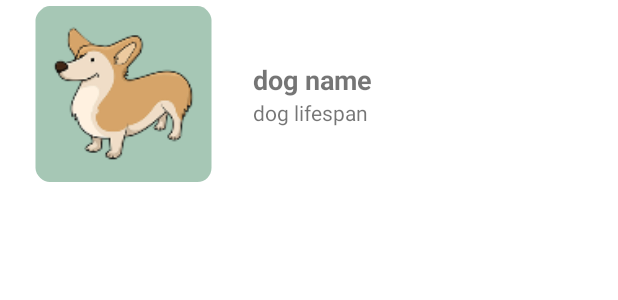
After one commit to leoyunxi/jetpack_dogs_app, an Android app: the layout dog_item.xml on its own in the app's theme, with its tools: preview values and no code run, on a phone screen of 412 x 824 dp. The commit adds this screen. Shown: the top 300 px of the screen. Run offline under Robolectric (Android 15) with nearby library versions, the phone set to English and light mode, and no system bars.

Commit message:
LinearLayout

```diff
--- /dev/null
+++ b/app/src/main/res/layout/dog_item.xml
@@ -0,0 +1,36 @@
+<?xml version="1.0" encoding="utf-8"?>
+<LinearLayout xmlns:android="http://schemas.android.com/apk/res/android"
+    xmlns:app="http://schemas.android.com/apk/res-auto"
+    android:layout_width="match_parent"
+    android:layout_height="125dp">
+
+    <ImageView
+        android:layout_width="0dp"
+        android:layout_height="match_parent"
+        android:layout_weight="2"
+        android:padding="4dp"
+        app:srcCompat="@mipmap/ic_launcher_dog" />
+
+    <LinearLayout
+        android:layout_width="0dp"
+        android:layout_height="match_parent"
+        android:layout_weight="3"
+        android:gravity="center_vertical"
+        android:orientation="vertical"
+        android:padding="4dp">
+
+        <TextView
+            android:id="@+id/name"
+            style="@style/title"
+            android:layout_width="wrap_content"
+            android:layout_height="wrap_content"
+            android:text="dog name" />
+
+        <TextView
+            android:id="@+id/lifespan"
+            style="@style/text"
+            android:layout_width="wrap_content"
+            android:layout_height="wrap_content"
+            android:text="dog lifespan" />
+    </LinearLayout>
+</LinearLayout>
--- a/app/src/main/res/values/themes.xml
+++ b/app/src/main/res/values/themes.xml
@@ -13,4 +13,14 @@
         <item name="android:statusBarColor" tools:targetApi="l">?attr/colorPrimaryVariant</item>
         <!-- Customize your theme here. -->
     </style>
+
+    <style name="title">
+        <item name="android:textSize">18sp</item>
+        <item name="android:textStyle">bold</item>
+    </style>
+
+    <style name="text">
+        <item name="android:textSize">14sp</item>
+    </style>
+
 </resources>
```
